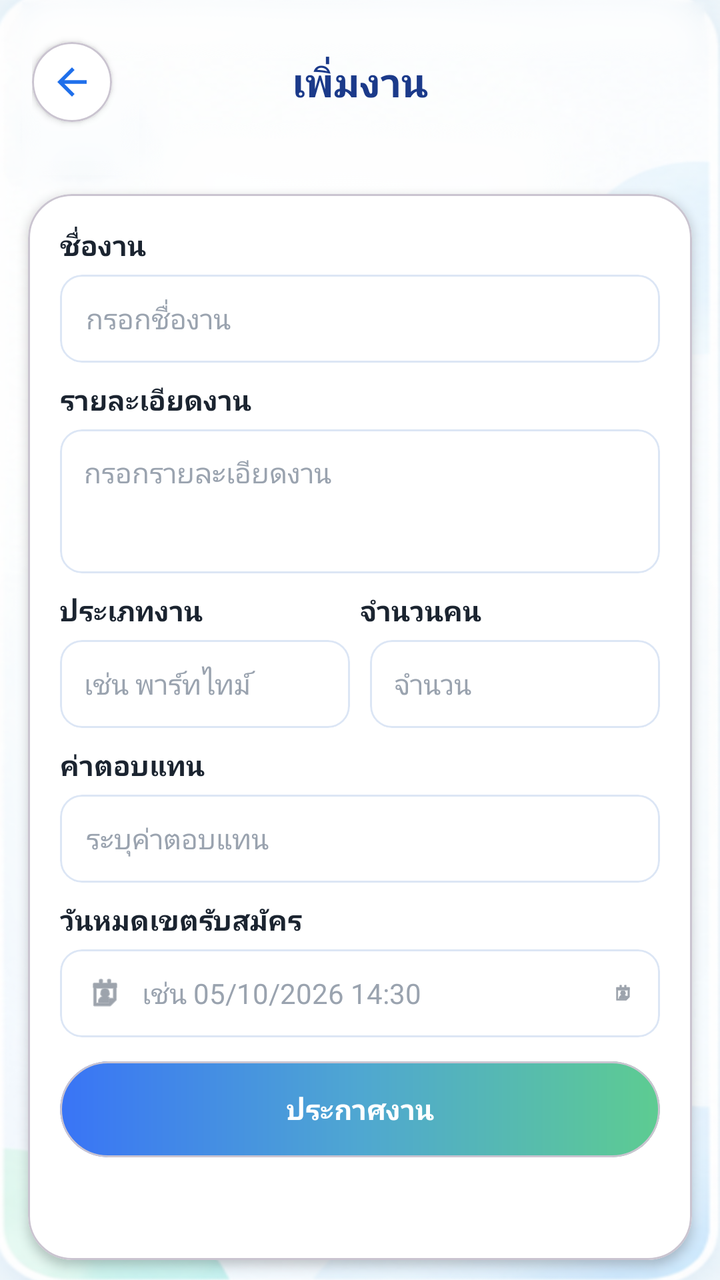
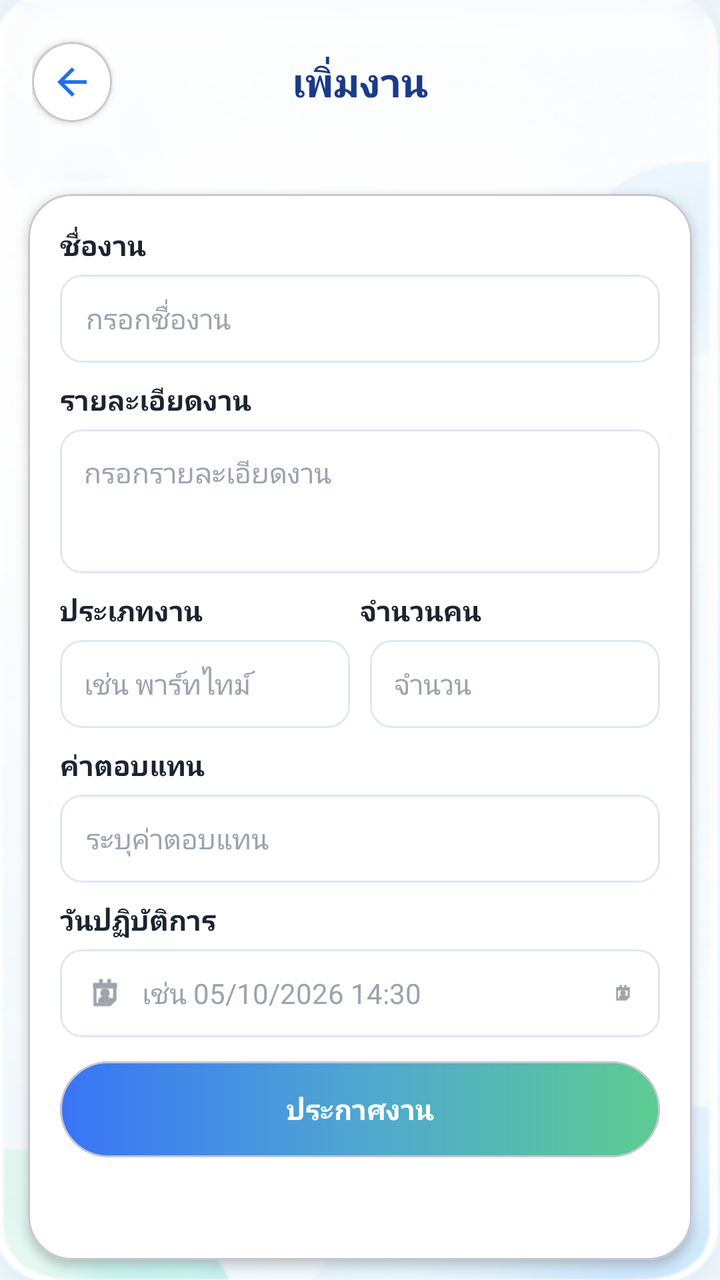

An Android layout rendered at two revisions. The XML below is the earlier revision; the diff shows what the commit changed to produce the second picture.
<!-- AndroidManifest.xml: application theme Theme.MorMeeNgan -->
<!-- res/layout/activity_createjob.xml -->
<?xml version="1.0" encoding="utf-8"?>
<androidx.constraintlayout.widget.ConstraintLayout
    xmlns:android="http://schemas.android.com/apk/res/android"
    xmlns:app="http://schemas.android.com/apk/res-auto"
    android:layout_width="match_parent"
    android:layout_height="match_parent"
    android:background="@drawable/bg_login">

    
    <FrameLayout
        android:id="@+id/header"
        android:layout_width="0dp"
        android:layout_height="52dp"
        android:layout_marginStart="16dp"
        android:layout_marginTop="15dp"
        android:layout_marginEnd="16dp"
        app:layout_constraintTop_toTopOf="parent"
        app:layout_constraintStart_toStartOf="parent"
        app:layout_constraintEnd_toEndOf="parent">

        
        <com.google.android.material.card.MaterialCardView
            android:id="@+id/btnBack"
            android:layout_width="40dp"
            android:layout_height="40dp"
            android:layout_gravity="center_vertical|start"
            android:clickable="true"
            android:focusable="true"
            android:foreground="?attr/selectableItemBackgroundBorderless"
            app:cardBackgroundColor="#FFFFFF"
            app:cardCornerRadius="20dp"
            app:cardElevation="2dp">

            <ImageView
                android:layout_width="22dp"
                android:layout_height="22dp"
                android:layout_gravity="center"
                android:src="@drawable/ic_arrow_back"
                android:scaleType="centerInside"
                android:contentDescription="ย้อนกลับ"
                app:tint="#1F6FEB" />

        </com.google.android.material.card.MaterialCardView>

        
        <TextView
            android:layout_width="wrap_content"
            android:layout_height="wrap_content"
            android:layout_gravity="center"
            android:text="เพิ่มงาน"
            android:textColor="#1B3A8A"
            android:textSize="20sp"
            android:textStyle="bold" />

    </FrameLayout>


    <com.google.android.material.card.MaterialCardView
        android:id="@+id/formCard"
        android:layout_width="0dp"
        android:layout_height="0dp"
        android:layout_marginStart="14dp"
        android:layout_marginTop="30dp"
        android:layout_marginEnd="14dp"
        android:layout_marginBottom="10dp"
        app:cardBackgroundColor="#FFFFFF"
        app:cardCornerRadius="22dp"
        app:cardElevation="3dp"
        app:layout_constraintTop_toBottomOf="@id/header"
        app:layout_constraintBottom_toBottomOf="parent"
        app:layout_constraintStart_toStartOf="parent"
        app:layout_constraintEnd_toEndOf="parent">

        <LinearLayout
            android:layout_width="match_parent"
            android:layout_height="match_parent"
            android:orientation="vertical"
            android:padding="16dp">

            
            <TextView
                android:layout_width="wrap_content"
                android:layout_height="wrap_content"
                android:text="ชื่องาน"
                android:textColor="#1B2430"
                android:textSize="14sp"
                android:textStyle="bold" />

            <com.google.android.material.card.MaterialCardView
                android:layout_width="match_parent"
                android:layout_height="44dp"
                android:layout_marginTop="5dp"
                android:layout_marginBottom="9dp"
                app:cardBackgroundColor="#FFFFFF"
                app:cardCornerRadius="11dp"
                app:cardElevation="0dp"
                app:strokeColor="#DCE6F5"
                app:strokeWidth="1dp">

                <EditText
                    android:id="@+id/etJobTitle"
                    android:layout_width="match_parent"
                    android:layout_height="match_parent"
                    android:background="@null"
                    android:gravity="center_vertical"
                    android:hint="กรอกชื่องาน"
                    android:inputType="text"
                    android:paddingStart="13dp"
                    android:paddingEnd="13dp"
                    android:textColor="#1B2430"
                    android:textColorHint="#9AA3AF"
                    android:textSize="14sp" />

            </com.google.android.material.card.MaterialCardView>


            
            <TextView
                android:layout_width="wrap_content"
                android:layout_height="wrap_content"
                android:text="รายละเอียดงาน"
                android:textColor="#1B2430"
                android:textSize="14sp"
                android:textStyle="bold" />

            <com.google.android.material.card.MaterialCardView
                android:layout_width="match_parent"
                android:layout_height="72dp"
                android:layout_marginTop="5dp"
                android:layout_marginBottom="9dp"
                app:cardBackgroundColor="#FFFFFF"
                app:cardCornerRadius="11dp"
                app:cardElevation="0dp"
                app:strokeColor="#DCE6F5"
                app:strokeWidth="1dp">

                <EditText
                    android:id="@+id/etJobDescription"
                    android:layout_width="match_parent"
                    android:layout_height="match_parent"
                    android:background="@null"
                    android:gravity="top|start"
                    android:hint="กรอกรายละเอียดงาน"
                    android:inputType="textMultiLine"
                    android:padding="12dp"
                    android:textColor="#1B2430"
                    android:textColorHint="#9AA3AF"
                    android:textSize="14sp" />

            </com.google.android.material.card.MaterialCardView>


            
            <LinearLayout
                android:layout_width="match_parent"
                android:layout_height="wrap_content"
                android:orientation="horizontal">

                
                <LinearLayout
                    android:layout_width="0dp"
                    android:layout_height="wrap_content"
                    android:layout_weight="1"
                    android:orientation="vertical">

                    <TextView
                        android:layout_width="wrap_content"
                        android:layout_height="wrap_content"
                        android:text="ประเภทงาน"
                        android:textColor="#1B2430"
                        android:textSize="14sp"
                        android:textStyle="bold" />

                    <com.google.android.material.card.MaterialCardView
                        android:layout_width="match_parent"
                        android:layout_height="44dp"
                        android:layout_marginTop="5dp"
                        android:layout_marginEnd="5dp"
                        app:cardBackgroundColor="#FFFFFF"
                        app:cardCornerRadius="11dp"
                        app:cardElevation="0dp"
                        app:strokeColor="#DCE6F5"
                        app:strokeWidth="1dp">

                        <EditText
                            android:id="@+id/etJobType"
                            android:layout_width="match_parent"
                            android:layout_height="match_parent"
                            android:background="@null"
                            android:gravity="center_vertical"
                            android:hint="เช่น พาร์ทไทม์"
                            android:inputType="text"
                            android:paddingStart="12dp"
                            android:paddingEnd="8dp"
                            android:textColor="#1B2430"
                            android:textColorHint="#9AA3AF"
                            android:textSize="14sp" />

                    </com.google.android.material.card.MaterialCardView>

                </LinearLayout>


                
                <LinearLayout
                    android:layout_width="0dp"
                    android:layout_height="wrap_content"
                    android:layout_weight="1"
                    android:orientation="vertical">

                    <TextView
                        android:layout_width="wrap_content"
                        android:layout_height="wrap_content"
                        android:text="จำนวนคน"
                        android:textColor="#1B2430"
                        android:textSize="14sp"
                        android:textStyle="bold" />

                    <com.google.android.material.card.MaterialCardView
                        android:layout_width="match_parent"
                        android:layout_height="44dp"
                        android:layout_marginTop="5dp"
                        android:layout_marginStart="5dp"
                        app:cardBackgroundColor="#FFFFFF"
                        app:cardCornerRadius="11dp"
                        app:cardElevation="0dp"
                        app:strokeColor="#DCE6F5"
                        app:strokeWidth="1dp">

                        <EditText
                            android:id="@+id/etPeopleCount"
                            android:layout_width="match_parent"
                            android:layout_height="match_parent"
                            android:background="@null"
                            android:gravity="center_vertical"
                            android:hint="จำนวน"
                            android:inputType="number"
                            android:paddingStart="12dp"
                            android:paddingEnd="8dp"
                            android:textColor="#1B2430"
                            android:textColorHint="#9AA3AF"
                            android:textSize="14sp" />

                    </com.google.android.material.card.MaterialCardView>

                </LinearLayout>

            </LinearLayout>


            
            <TextView
                android:layout_width="wrap_content"
                android:layout_height="wrap_content"
                android:layout_marginTop="9dp"
                android:text="ค่าตอบแทน"
                android:textColor="#1B2430"
                android:textSize="14sp"
                android:textStyle="bold" />

            <com.google.android.material.card.MaterialCardView
                android:layout_width="match_parent"
                android:layout_height="44dp"
                android:layout_marginTop="5dp"
                android:layout_marginBottom="9dp"
                app:cardBackgroundColor="#FFFFFF"
                app:cardCornerRadius="11dp"
                app:cardElevation="0dp"
                app:strokeColor="#DCE6F5"
                app:strokeWidth="1dp">

                <EditText
                    android:id="@+id/etSalary"
                    android:layout_width="match_parent"
                    android:layout_height="match_parent"
                    android:background="@null"
                    android:gravity="center_vertical"
                    android:hint="ระบุค่าตอบแทน"
                    android:inputType="text"
                    android:paddingStart="13dp"
                    android:paddingEnd="13dp"
                    android:textColor="#1B2430"
                    android:textColorHint="#9AA3AF"
                    android:textSize="14sp" />

            </com.google.android.material.card.MaterialCardView>


            
            <TextView
                android:layout_width="wrap_content"
                android:layout_height="wrap_content"
                android:text="วันหมดเขตรับสมัคร"
                android:textColor="#1B2430"
                android:textSize="14sp"
                android:textStyle="bold" />

            <com.google.android.material.card.MaterialCardView
                android:layout_width="match_parent"
                android:layout_height="44dp"
                android:layout_marginTop="5dp"
                android:layout_marginBottom="12dp"
                app:cardBackgroundColor="#FFFFFF"
                app:cardCornerRadius="11dp"
                app:cardElevation="0dp"
                app:strokeColor="#DCE6F5"
                app:strokeWidth="1dp">

                <LinearLayout
                    android:layout_width="match_parent"
                    android:layout_height="match_parent"
                    android:gravity="center_vertical"
                    android:orientation="horizontal"
                    android:paddingStart="13dp"
                    android:paddingEnd="13dp">

                    <ImageView
                        android:layout_width="19dp"
                        android:layout_height="19dp"
                        android:src="@android:drawable/ic_menu_my_calendar"
                        app:tint="#5B6675" />

                    <EditText
                        android:id="@+id/etDeadline"
                        android:layout_width="0dp"
                        android:layout_height="match_parent"
                        android:layout_marginStart="9dp"
                        android:layout_weight="1"
                        android:background="@null"
                        android:gravity="center_vertical"
                        android:hint="เช่น 05/10/2026 14:30"
                        android:inputType="text"
                        android:padding="0dp"
                        android:textColor="#1B2430"
                        android:textColorHint="#9AA3AF"
                        android:textSize="14sp" />

                    <ImageView
                        android:layout_width="11dp"
                        android:layout_height="19dp"
                        android:src="@android:drawable/ic_menu_my_calendar"
                        app:tint="#5B6675" />

                </LinearLayout>

            </com.google.android.material.card.MaterialCardView>

            <com.google.android.material.card.MaterialCardView
                android:layout_width="match_parent"
                android:layout_height="48dp"
                app:cardBackgroundColor="#FFFFFF"
                app:cardCornerRadius="24dp"
                app:cardElevation="0dp">

                <TextView
                    android:id="@+id/btnPostJob"
                    android:layout_width="match_parent"
                    android:layout_height="match_parent"
                    android:background="@drawable/bg_button_gradient"
                    android:clickable="true"
                    android:gravity="center"
                    android:text="ประกาศงาน"
                    android:textColor="#FFFFFF"
                    android:textSize="14sp"
                    android:textStyle="bold" />

            </com.google.android.material.card.MaterialCardView>

        </LinearLayout>

    </com.google.android.material.card.MaterialCardView>

</androidx.constraintlayout.widget.ConstraintLayout>
<!-- resources referenced by this layout -->
<resources>
  <!-- drawable bg_button_gradient (drawable) -->
  <?xml version="1.0" encoding="utf-8"?>
  <shape xmlns:android="http://schemas.android.com/apk/res/android"
      android:shape="rectangle">
  
      <corners android:radius="50dp" />
  
      <gradient
          android:type="linear"
          android:angle="0"
          android:startColor="#3974F6"
          android:centerColor="#4FA7D1"
          android:endColor="#5DCC91" />
  
  </shape>
  <!-- drawable bg_login: png bitmap (drawable, 260979 bytes) -->
  <!-- drawable ic_arrow_back (drawable) -->
  <?xml version="1.0" encoding="utf-8"?>
  <vector xmlns:android="http://schemas.android.com/apk/res/android"
      android:width="24dp"
      android:height="24dp"
      android:viewportWidth="24"
      android:viewportHeight="24">
  
      <path
          android:fillColor="#1F6FEB"
          android:pathData="M20,11L7.83,11L13.42,5.41L12,4L4,12L12,20L13.41,18.59L7.83,13L20,13Z" />
  
  </vector>
  <style name="Theme.MorMeeNgan" parent="Base.Theme.MorMeeNgan" />
  <style name="Base.Theme.MorMeeNgan" parent="Theme.Material3.DayNight.NoActionBar">
          
          
      </style>
</resources>

<!-- the commit's change to res/layout/activity_createjob.xml (unified diff, before → after) -->
@@ -286,11 +286,10 @@
             </com.google.android.material.card.MaterialCardView>
 
 
-            
             <TextView
                 android:layout_width="wrap_content"
                 android:layout_height="wrap_content"
-                android:text="วันหมดเขตรับสมัคร"
+                android:text="วันปฏิบัติการ"
                 android:textColor="#1B2430"
                 android:textSize="14sp"
                 android:textStyle="bold" />
